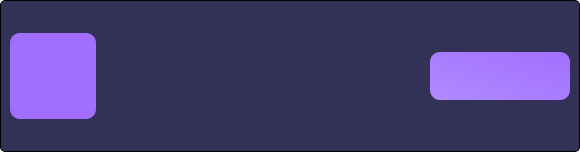
The window that gui/card_component.ui (gq-tang/iot-mantun) describes before a commit, drawn with Qt 5.
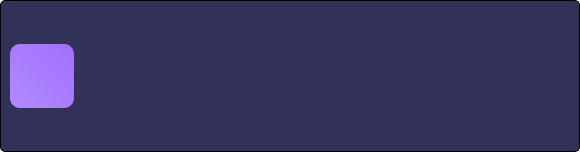
The same window after the commit. Icons and pictures are not drawn.

```diff
--- a/gui/card_component.ui
+++ b/gui/card_component.ui
@@ -66,43 +66,35 @@
       <enum>QFrame::Raised</enum>
      </property>
      <layout class="QHBoxLayout" name="horizontalLayout_2">
-      <item>
-       <widget class="QFrame" name="card_frame_svg">
-        <property name="minimumSize">
-         <size>
-          <width>70</width>
-          <height>70</height>
-         </size>
-        </property>
-        <property name="maximumSize">
-         <size>
-          <width>86</width>
-          <height>86</height>
-         </size>
-        </property>
-        <property name="frameShape">
-         <enum>QFrame::StyledPanel</enum>
-        </property>
-        <property name="frameShadow">
-         <enum>QFrame::Raised</enum>
-        </property>
-       </widget>
-      </item>
-      <item>
-       <widget class="QLabel" name="card_text">
-        <property name="text">
-         <string/>
-        </property>
-       </widget>
-      </item>
       <item>
        <widget class="QPushButton" name="card_button">
         <property name="maximumSize">
          <size>
-          <width>140</width>
-          <height>48</height>
+          <width>64</width>
+          <height>64</height>
          </size>
         </property>
+        <property name="text">
+         <string/>
+        </property>
+        <property name="icon">
+         <iconset resource="../resource.qrc">
+          <normaloff>:/icons/resources/icons/switch-off.svg</normaloff>
+          <normalon>:/icons/resources/icons/switch-on.svg</normalon>:/icons/resources/icons/switch-off.svg</iconset>
+        </property>
+        <property name="iconSize">
+         <size>
+          <width>64</width>
+          <height>64</height>
+         </size>
+        </property>
+        <property name="checkable">
+         <bool>true</bool>
+        </property>
+       </widget>
+      </item>
+      <item>
+       <widget class="QLabel" name="card_text">
         <property name="text">
          <string/>
         </property>
```
Left out of the diff: 8 changed lines with no effect on the pictures.
